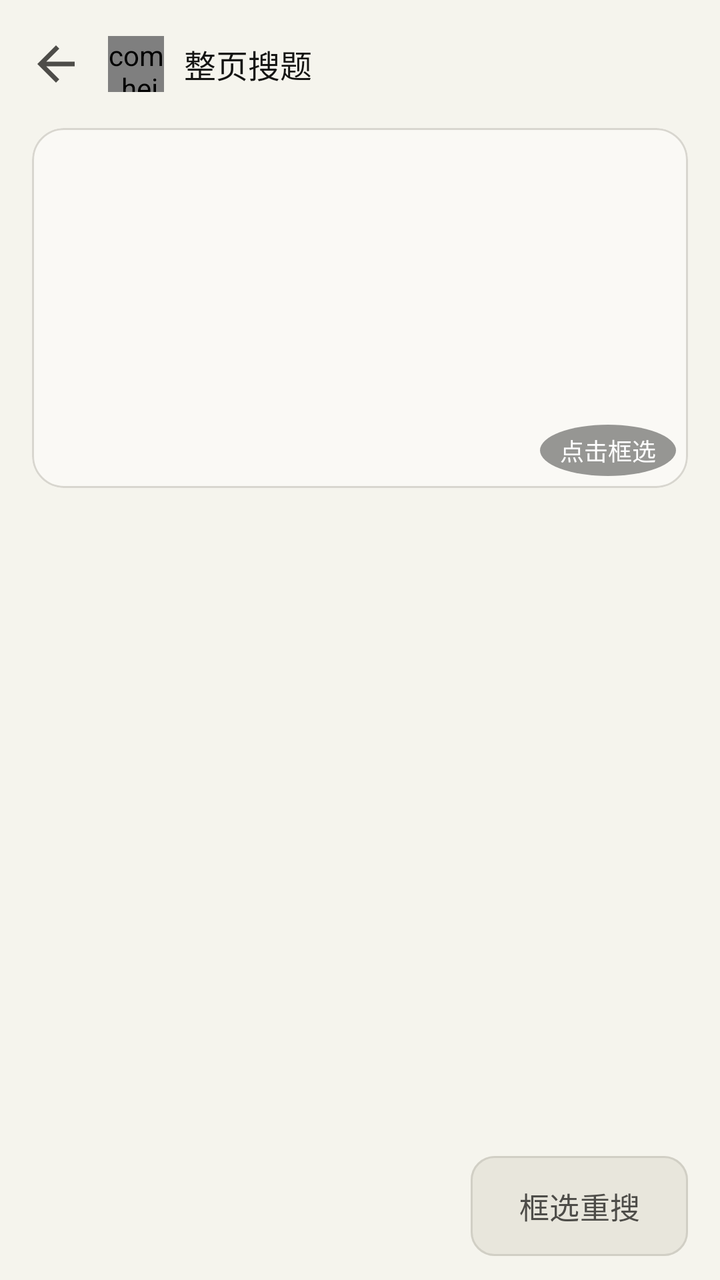
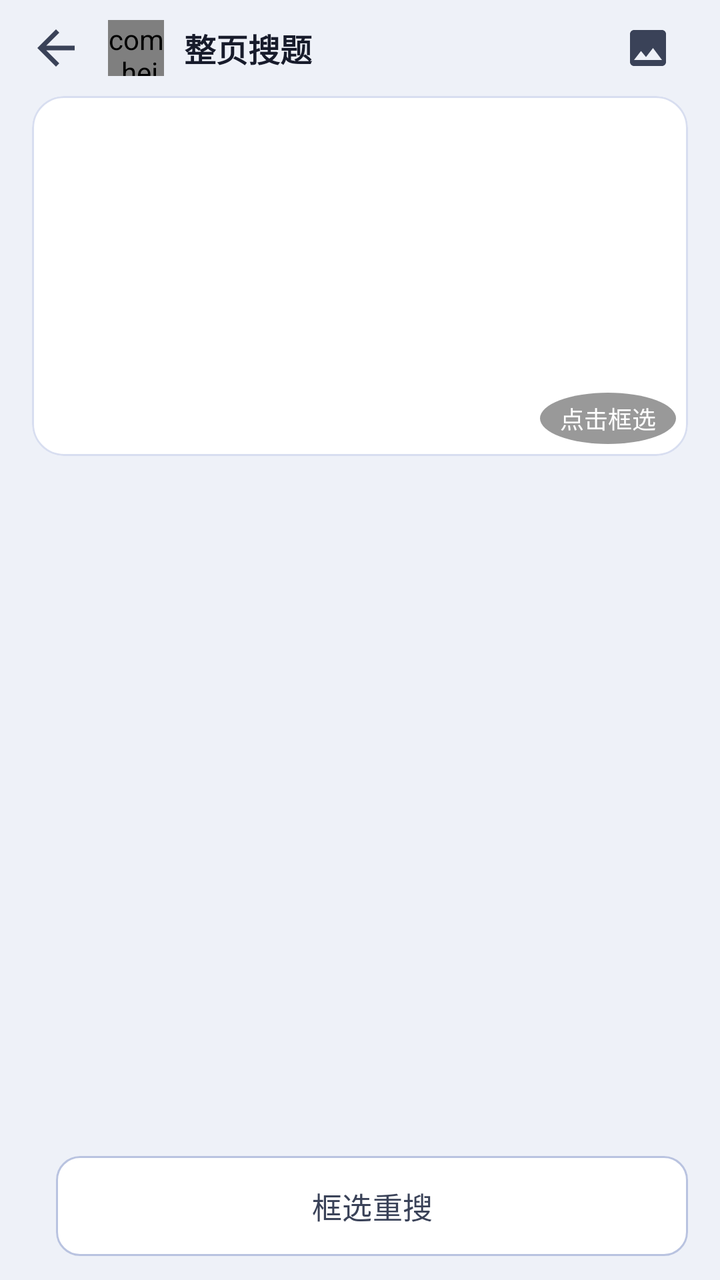

Two renders of the same Android screen: before a commit and after it. Below are the layout's source before the change and the commit's diff.
<!-- AndroidManifest.xml: application theme Theme.FlashSearch -->
<!-- res/layout/activity_page_result.xml -->
<?xml version="1.0" encoding="utf-8"?>
<LinearLayout xmlns:android="http://schemas.android.com/apk/res/android"
    xmlns:app="http://schemas.android.com/apk/res-auto"
    android:id="@+id/root"
    android:layout_width="match_parent"
    android:layout_height="match_parent"
    android:background="?android:attr/colorBackground"
    android:orientation="vertical">

    <LinearLayout
        android:id="@+id/headerBar"
        android:layout_width="match_parent"
        android:layout_height="?attr/actionBarSize"
        android:gravity="center_vertical"
        android:orientation="horizontal"
        android:paddingStart="4dp"
        android:paddingEnd="12dp">

        <ImageButton
            android:id="@+id/backButton"
            android:layout_width="48dp"
            android:layout_height="48dp"
            android:background="?attr/selectableItemBackgroundBorderless"
            android:contentDescription="@string/action_close"
            android:padding="10dp"
            android:scaleType="fitCenter"
            android:src="@drawable/ic_arrow_back"
            app:tint="@color/charcoal_warm" />

        <com.heikeji.phonesearch.ui.common.SubjectIconView
            android:id="@+id/subjectBadge"
            android:layout_width="28dp"
            android:layout_height="28dp"
            android:layout_marginStart="2dp" />

        <TextView
            android:id="@+id/headerTitle"
            android:layout_width="0dp"
            android:layout_height="wrap_content"
            android:layout_marginStart="10dp"
            android:layout_weight="1"
            android:ellipsize="end"
            android:maxLines="1"
            android:text="@string/page_title"
            android:textAppearance="@style/TextAppearance.FlashSearch.Serif.Section" />
    </LinearLayout>

    <com.google.android.material.card.MaterialCardView
        android:id="@+id/photoCard"
        android:layout_width="match_parent"
        android:layout_height="180dp"
        android:layout_marginStart="16dp"
        android:layout_marginEnd="16dp"
        app:cardBackgroundColor="@color/ivory"
        app:cardCornerRadius="16dp"
        app:cardElevation="0dp"
        app:strokeColor="@color/border_cream"
        app:strokeWidth="1dp">

        <FrameLayout
            android:layout_width="match_parent"
            android:layout_height="match_parent">

            <ImageView
                android:id="@+id/pagePhoto"
                android:layout_width="match_parent"
                android:layout_height="match_parent"
                android:contentDescription="@string/page_original_photo"
                android:scaleType="fitCenter" />

            <TextView
                android:id="@+id/photoHint"
                android:layout_width="wrap_content"
                android:layout_height="wrap_content"
                android:layout_gravity="bottom|end"
                android:layout_margin="6dp"
                android:background="@drawable/bg_circle_scrim"
                android:paddingStart="10dp"
                android:paddingTop="4dp"
                android:paddingEnd="10dp"
                android:paddingBottom="4dp"
                android:text="@string/page_tap_to_select"
                android:textColor="@color/white"
                android:textSize="12sp" />
        </FrameLayout>
    </com.google.android.material.card.MaterialCardView>

    <HorizontalScrollView
        android:id="@+id/blockScroll"
        android:layout_width="match_parent"
        android:layout_height="wrap_content"
        android:layout_marginTop="10dp"
        android:paddingStart="16dp"
        android:paddingEnd="16dp"
        android:scrollbars="none">

        <LinearLayout
            android:id="@+id/blockRow"
            android:layout_width="wrap_content"
            android:layout_height="wrap_content"
            android:orientation="horizontal" />
    </HorizontalScrollView>

    <com.google.android.material.tabs.TabLayout
        android:id="@+id/indicator"
        android:layout_width="match_parent"
        android:layout_height="wrap_content"
        android:layout_marginTop="6dp"
        android:visibility="gone"
        app:tabIndicatorHeight="0dp"
        app:tabMode="scrollable"
        app:tabPaddingEnd="2dp"
        app:tabPaddingStart="2dp" />

    <FrameLayout
        android:layout_width="match_parent"
        android:layout_height="0dp"
        android:layout_weight="1">

        <androidx.viewpager2.widget.ViewPager2
            android:id="@+id/pager"
            android:layout_width="match_parent"
            android:layout_height="match_parent" />

        <com.google.android.material.button.MaterialButton
            android:id="@+id/aiSolveButton"
            style="@style/Widget.FlashSearch.PrimaryButton"
            android:layout_width="wrap_content"
            android:layout_height="40dp"
            android:layout_gravity="bottom|end"
            android:layout_margin="12dp"
            android:paddingStart="14dp"
            android:paddingEnd="14dp"
            android:text="@string/action_ai_solve"
            android:visibility="gone"
            app:icon="@drawable/ic_ai_solve"
            app:iconGravity="textStart"
            app:iconPadding="6dp"
            app:iconSize="18dp" />

        <TextView
            android:id="@+id/emptyText"
            android:layout_width="match_parent"
            android:layout_height="wrap_content"
            android:layout_gravity="center"
            android:gravity="center"
            android:paddingStart="32dp"
            android:paddingEnd="32dp"
            android:textAppearance="@style/TextAppearance.FlashSearch.Body"
            android:visibility="gone" />
    </FrameLayout>

    <LinearLayout
        android:id="@+id/bottomBar"
        android:layout_width="match_parent"
        android:layout_height="wrap_content"
        android:gravity="center_vertical"
        android:orientation="horizontal"
        android:paddingStart="16dp"
        android:paddingTop="6dp"
        android:paddingEnd="16dp"
        android:paddingBottom="8dp">

        <TextView
            android:id="@+id/statusText"
            android:layout_width="0dp"
            android:layout_height="wrap_content"
            android:layout_weight="1"
            android:ellipsize="end"
            android:maxLines="2"
            android:textAppearance="@style/TextAppearance.FlashSearch.Caption" />

        <com.google.android.material.button.MaterialButton
            android:id="@+id/cropButton"
            style="@style/Widget.FlashSearch.SecondaryButton"
            android:layout_width="wrap_content"
            android:layout_height="wrap_content"
            android:layout_marginStart="12dp"
            android:text="@string/action_crop_research" />
    </LinearLayout>

    <ProgressBar
        android:id="@+id/progress"
        android:layout_width="wrap_content"
        android:layout_height="wrap_content"
        android:layout_gravity="center_horizontal"
        android:indeterminateTint="@color/terracotta"
        android:visibility="gone" />

</LinearLayout>
<!-- resources referenced by this layout -->
<resources>
  <color name="border_cream">#D8D6CF</color>
  <color name="charcoal_warm">#4D4C48</color>
  <color name="ivory">#FAF9F5</color>
  <color name="terracotta">#B0583A</color>
  <!-- drawable bg_circle_scrim (drawable) -->
  <?xml version="1.0" encoding="utf-8"?>
  <shape xmlns:android="http://schemas.android.com/apk/res/android"
      android:shape="oval">
      <solid android:color="@color/camera_scrim" />
  </shape>
  <style name="TextAppearance.FlashSearch.Body" parent="TextAppearance.Material3.BodyMedium">
          <item name="android:lineSpacingMultiplier">1.5</item>
          <item name="android:textColor">@color/olive_gray</item>
      </style>
  <style name="TextAppearance.FlashSearch.Caption" parent="TextAppearance.Material3.BodySmall">
          <item name="android:lineSpacingMultiplier">1.4</item>
          <item name="android:textColor">@color/stone_gray</item>
      </style>
  <style name="TextAppearance.FlashSearch.Serif.Section" parent="TextAppearance.Material3.TitleMedium">
          <item name="android:fontFamily">serif</item>
          <item name="android:textStyle">normal</item>
          <item name="android:textColor">@color/near_black</item>
          <item name="android:letterSpacing">0</item>
          <item name="android:textFontWeight" tools:targetApi="28">500</item>
      </style>
  <style name="Widget.FlashSearch.PrimaryButton" parent="Widget.Material3.Button">
          <item name="backgroundTint">@color/terracotta</item>
          <item name="android:textColor">@color/ivory</item>
          <item name="android:paddingTop">17dp</item>
          <item name="android:paddingBottom">17dp</item>
          <item name="android:textSize">16sp</item>
          <item name="android:letterSpacing">0.01</item>
          <item name="cornerRadius">14dp</item>
          <item name="iconSize">20dp</item>
          <item name="iconGravity">textStart</item>
          <item name="iconPadding">10dp</item>
          <item name="iconTint">@color/ivory</item>
          <item name="elevation">0dp</item>
          <item name="rippleColor">#33FFFFFF</item>
      </style>
  <style name="Widget.FlashSearch.SecondaryButton" parent="Widget.Material3.Button.OutlinedButton">
          <item name="backgroundTint">@color/warm_sand</item>
          <item name="android:textColor">@color/charcoal_warm</item>
          <item name="strokeColor">@color/ring_warm</item>
          <item name="strokeWidth">1dp</item>
          <item name="cornerRadius">12dp</item>
          <item name="android:paddingTop">14dp</item>
          <item name="android:paddingBottom">14dp</item>
          <item name="android:textSize">15sp</item>
          <item name="iconTint">@color/charcoal_warm</item>
          <item name="elevation">0dp</item>
      </style>
  <style name="Theme.FlashSearch" parent="Theme.Material3.DayNight.NoActionBar">
          <item name="colorPrimary">@color/terracotta</item>
          <item name="colorOnPrimary">@color/ivory</item>
          <item name="colorPrimaryContainer">@color/warm_sand</item>
          <item name="colorOnPrimaryContainer">@color/charcoal_warm</item>
          <item name="colorSecondary">@color/coral</item>
          <item name="colorOnSecondary">@color/near_black</item>
          <item name="colorError">@color/error_crimson</item>
  
          <item name="colorSurface">@color/parchment</item>
          <item name="colorOnSurface">@color/near_black</item>
          <item name="colorSurfaceVariant">@color/ivory</item>
          <item name="colorOnSurfaceVariant">@color/olive_gray</item>
          <item name="colorSurfaceContainerLowest">@color/pure_white</item>
          <item name="colorSurfaceContainerLow">@color/ivory</item>
          <item name="colorSurfaceContainer">@color/ivory</item>
          <item name="colorSurfaceContainerHigh">@color/warm_sand</item>
          <item name="colorSurfaceContainerHighest">@color/warm_sand</item>
          <item name="colorOutline">@color/ring_warm</item>
          <item name="colorOutlineVariant">@color/border_cream</item>
  
          <item name="android:colorBackground">@color/parchment</item>
          <item name="android:windowBackground">@color/parchment</item>
          <item name="android:statusBarColor">@android:color/transparent</item>
          <item name="android:navigationBarColor">@android:color/transparent</item>
          
          <item name="android:windowLightStatusBar" tools:targetApi="23">true</item>
          <item name="android:windowLightNavigationBar" tools:targetApi="27">true</item>
      </style>
  <color name="camera_scrim">#66000000</color>
  <color name="olive_gray">#5E5D59</color>
  <color name="stone_gray">#71706A</color>
  <color name="near_black">#141413</color>
  <color name="warm_sand">#E8E6DC</color>
  <color name="ring_warm">#D1CFC5</color>
  <color name="coral">#D97757</color>
  <color name="error_crimson">#B53333</color>
  <color name="parchment">#F5F4ED</color>
  <color name="pure_white">#FFFFFF</color>
  <!-- unchanged entries left out for length: 9 -->
</resources>

<!-- the commit's change to res/layout/activity_page_result.xml (unified diff, before → after) -->
@@ -1,190 +1,33 @@
 <?xml version="1.0" encoding="utf-8"?>
-<LinearLayout xmlns:android="http://schemas.android.com/apk/res/android"
-    xmlns:app="http://schemas.android.com/apk/res-auto"
-    android:id="@+id/root"
-    android:layout_width="match_parent"
-    android:layout_height="match_parent"
-    android:background="?android:attr/colorBackground"
-    android:orientation="vertical">
-
-    <LinearLayout
-        android:id="@+id/headerBar"
-        android:layout_width="match_parent"
-        android:layout_height="?attr/actionBarSize"
-        android:gravity="center_vertical"
-        android:orientation="horizontal"
-        android:paddingStart="4dp"
-        android:paddingEnd="12dp">
-
-        <ImageButton
-            android:id="@+id/backButton"
-            android:layout_width="48dp"
-            android:layout_height="48dp"
-            android:background="?attr/selectableItemBackgroundBorderless"
-            android:contentDescription="@string/action_close"
-            android:padding="10dp"
-            android:scaleType="fitCenter"
-            android:src="@drawable/ic_arrow_back"
-            app:tint="@color/charcoal_warm" />
-
-        <com.heikeji.phonesearch.ui.common.SubjectIconView
-            android:id="@+id/subjectBadge"
-            android:layout_width="28dp"
-            android:layout_height="28dp"
-            android:layout_marginStart="2dp" />
-
-        <TextView
-            android:id="@+id/headerTitle"
-            android:layout_width="0dp"
-            android:layout_height="wrap_content"
-            android:layout_marginStart="10dp"
-            android:layout_weight="1"
-            android:ellipsize="end"
-            android:maxLines="1"
-            android:text="@string/page_title"
-            android:textAppearance="@style/TextAppearance.FlashSearch.Serif.Section" />
+<LinearLayout xmlns:android="http://schemas.android.com/apk/res/android" xmlns:app="http://schemas.android.com/apk/res-auto" android:id="@+id/root" android:layout_width="match_parent" android:layout_height="match_parent" android:background="?android:attr/colorBackground" android:orientation="vertical">
+    <LinearLayout android:id="@+id/headerBar" android:layout_width="match_parent" android:layout_height="wrap_content" android:gravity="center_vertical" android:orientation="horizontal" android:paddingStart="4dp" android:paddingEnd="12dp" android:minHeight="48dp">
+        <ImageButton android:id="@+id/backButton" android:layout_width="48dp" android:layout_height="48dp" android:background="?attr/selectableItemBackgroundBorderless" android:contentDescription="@string/action_close" android:padding="10dp" android:scaleType="fitCenter" android:src="@drawable/ic_arrow_back" app:tint="@color/ink_body" />
+        <com.heikeji.phonesearch.ui.common.SubjectIconView android:id="@+id/subjectBadge" android:layout_width="28dp" android:layout_height="28dp" android:layout_marginStart="2dp" />
+        <TextView android:id="@+id/headerTitle" android:layout_width="0dp" android:layout_height="wrap_content" android:layout_marginStart="10dp" android:layout_weight="1" android:ellipsize="end" android:maxLines="1" android:text="@string/page_title" android:textAppearance="@style/TextAppearance.FlashSearch.Section" />
+        <ImageButton android:id="@+id/togglePhotoButton" android:layout_width="48dp" android:layout_height="48dp" android:background="?attr/selectableItemBackgroundBorderless" android:contentDescription="@string/label_question_photo" android:padding="12dp" android:src="@drawable/ic_image" app:tint="@color/ink_body" />
     </LinearLayout>
-
-    <com.google.android.material.card.MaterialCardView
-        android:id="@+id/photoCard"
-        android:layout_width="match_parent"
-        android:layout_height="180dp"
-        android:layout_marginStart="16dp"
-        android:layout_marginEnd="16dp"
-        app:cardBackgroundColor="@color/ivory"
-        app:cardCornerRadius="16dp"
-        app:cardElevation="0dp"
-        app:strokeColor="@color/border_cream"
-        app:strokeWidth="1dp">
-
-        <FrameLayout
-            android:layout_width="match_parent"
-            android:layout_height="match_parent">
-
-            <ImageView
-                android:id="@+id/pagePhoto"
-                android:layout_width="match_parent"
-                android:layout_height="match_parent"
-                android:contentDescription="@string/page_original_photo"
-                android:scaleType="fitCenter" />
-
-            <TextView
-                android:id="@+id/photoHint"
-                android:layout_width="wrap_content"
-                android:layout_height="wrap_content"
-                android:layout_gravity="bottom|end"
-                android:layout_margin="6dp"
-                android:background="@drawable/bg_circle_scrim"
-                android:paddingStart="10dp"
-                android:paddingTop="4dp"
-                android:paddingEnd="10dp"
-                android:paddingBottom="4dp"
-                android:text="@string/page_tap_to_select"
-                android:textColor="@color/white"
-                android:textSize="12sp" />
+    <com.google.android.material.card.MaterialCardView android:id="@+id/photoCard" android:layout_width="match_parent" android:layout_height="@dimen/result_photo_height" android:layout_marginStart="16dp" android:layout_marginEnd="16dp" app:cardBackgroundColor="@color/surface" app:cardCornerRadius="16dp" app:cardElevation="0dp" app:strokeColor="@color/line" app:strokeWidth="1dp">
+        <FrameLayout android:layout_width="match_parent" android:layout_height="match_parent">
+            <ImageView android:id="@+id/pagePhoto" android:layout_width="match_parent" android:layout_height="match_parent" android:contentDescription="@string/page_original_photo" android:scaleType="fitCenter" />
+            <TextView android:id="@+id/photoHint" android:layout_width="wrap_content" android:layout_height="wrap_content" android:layout_gravity="bottom|end" android:layout_margin="6dp" android:background="@drawable/bg_circle_scrim" android:paddingStart="10dp" android:paddingTop="4dp" android:paddingEnd="10dp" android:paddingBottom="4dp" android:text="@string/page_tap_to_select" android:textColor="@color/white" android:textSize="12sp" />
         </FrameLayout>
     </com.google.android.material.card.MaterialCardView>
-
-    <HorizontalScrollView
-        android:id="@+id/blockScroll"
-        android:layout_width="match_parent"
-        android:layout_height="wrap_content"
-        android:layout_marginTop="10dp"
-        android:paddingStart="16dp"
-        android:paddingEnd="16dp"
-        android:scrollbars="none">
-
-        <LinearLayout
-            android:id="@+id/blockRow"
-            android:layout_width="wrap_content"
-            android:layout_height="wrap_content"
-            android:orientation="horizontal" />
+    <HorizontalScrollView android:id="@+id/blockScroll" android:layout_width="match_parent" android:layout_height="wrap_content" android:layout_marginTop="10dp" android:paddingStart="16dp" android:paddingEnd="16dp" android:scrollbars="none">
+        <LinearLayout android:id="@+id/blockRow" android:layout_width="wrap_content" android:layout_height="wrap_content" android:orientation="horizontal" />
     </HorizontalScrollView>
-
-    <com.google.android.material.tabs.TabLayout
-        android:id="@+id/indicator"
-        android:layout_width="match_parent"
-        android:layout_height="wrap_content"
-        android:layout_marginTop="6dp"
-        android:visibility="gone"
-        app:tabIndicatorHeight="0dp"
-        app:tabMode="scrollable"
-        app:tabPaddingEnd="2dp"
-        app:tabPaddingStart="2dp" />
-
-    <FrameLayout
-        android:layout_width="match_parent"
-        android:layout_height="0dp"
-        android:layout_weight="1">
-
-        <androidx.viewpager2.widget.ViewPager2
-            android:id="@+id/pager"
-            android:layout_width="match_parent"
-            android:layout_height="match_parent" />
-
-        <com.google.android.material.button.MaterialButton
-            android:id="@+id/aiSolveButton"
-            style="@style/Widget.FlashSearch.PrimaryButton"
-            android:layout_width="wrap_content"
-            android:layout_height="40dp"
-            android:layout_gravity="bottom|end"
-            android:layout_margin="12dp"
-            android:paddingStart="14dp"
-            android:paddingEnd="14dp"
-            android:text="@string/action_ai_solve"
-            android:visibility="gone"
-            app:icon="@drawable/ic_ai_solve"
-            app:iconGravity="textStart"
-            app:iconPadding="6dp"
-            app:iconSize="18dp" />
-
-        <TextView
-            android:id="@+id/emptyText"
-            android:layout_width="match_parent"
-            android:layout_height="wrap_content"
-            android:layout_gravity="center"
-            android:gravity="center"
-            android:paddingStart="32dp"
-            android:paddingEnd="32dp"
-            android:textAppearance="@style/TextAppearance.FlashSearch.Body"
-            android:visibility="gone" />
+    <com.google.android.material.tabs.TabLayout android:id="@+id/indicator" android:layout_width="match_parent" android:layout_height="wrap_content" android:layout_marginTop="6dp" android:visibility="gone" app:tabIndicatorHeight="0dp" app:tabMode="scrollable" app:tabPaddingEnd="2dp" app:tabPaddingStart="2dp" />
+    <FrameLayout android:layout_width="match_parent" android:layout_height="0dp" android:layout_weight="1">
+        <androidx.viewpager2.widget.ViewPager2 android:id="@+id/pager" android:layout_width="match_parent" android:layout_height="match_parent" />
+        <LinearLayout android:id="@+id/loginState" android:layout_width="match_parent" android:layout_height="wrap_content" android:layout_gravity="center" android:gravity="center" android:orientation="vertical" android:paddingStart="24dp" android:paddingEnd="24dp" android:visibility="gone">
+            <TextView android:id="@+id/loginMessageText" android:layout_width="match_parent" android:layout_height="wrap_content" android:gravity="center" android:textAppearance="@style/TextAppearance.FlashSearch.Body" />
+            <com.google.android.material.button.MaterialButton android:id="@+id/loginButton" style="@style/Widget.FlashSearch.PrimaryButton" android:layout_width="wrap_content" android:layout_height="wrap_content" android:layout_marginTop="16dp" android:text="@string/action_go_login" />
+        </LinearLayout>
+        <TextView android:id="@+id/emptyText" android:layout_width="match_parent" android:layout_height="wrap_content" android:layout_gravity="center" android:gravity="center" android:paddingStart="32dp" android:paddingEnd="32dp" android:textAppearance="@style/TextAppearance.FlashSearch.Body" android:visibility="gone" />
     </FrameLayout>
-
-    <LinearLayout
-        android:id="@+id/bottomBar"
-        android:layout_width="match_parent"
-        android:layout_height="wrap_content"
-        android:gravity="center_vertical"
-        android:orientation="horizontal"
-        android:paddingStart="16dp"
-        android:paddingTop="6dp"
-        android:paddingEnd="16dp"
-        android:paddingBottom="8dp">
-
-        <TextView
-            android:id="@+id/statusText"
-            android:layout_width="0dp"
-            android:layout_height="wrap_content"
-            android:layout_weight="1"
-            android:ellipsize="end"
-            android:maxLines="2"
-            android:textAppearance="@style/TextAppearance.FlashSearch.Caption" />
-
-        <com.google.android.material.button.MaterialButton
-            android:id="@+id/cropButton"
-            style="@style/Widget.FlashSearch.SecondaryButton"
-            android:layout_width="wrap_content"
-            android:layout_height="wrap_content"
-            android:layout_marginStart="12dp"
-            android:text="@string/action_crop_research" />
+    <LinearLayout android:id="@+id/bottomBar" android:layout_width="match_parent" android:layout_height="wrap_content" android:gravity="center_vertical" android:orientation="horizontal" android:paddingStart="16dp" android:paddingTop="6dp" android:paddingEnd="16dp" android:paddingBottom="8dp">
+        <com.google.android.material.button.MaterialButton android:id="@+id/aiSolveButton" style="@style/Widget.FlashSearch.PrimaryButton" android:layout_width="0dp" android:layout_height="wrap_content" android:paddingStart="14dp" android:paddingEnd="14dp" android:text="@string/action_ai_solve" android:visibility="gone" app:icon="@drawable/ic_ai_solve" app:iconGravity="textStart" app:iconPadding="6dp" app:iconSize="18dp" android:minHeight="48dp" android:layout_weight="1" />
+        <TextView android:id="@+id/statusText" android:layout_width="0dp" android:layout_height="wrap_content" android:layout_weight="1" android:ellipsize="end" android:maxLines="2" android:textAppearance="@style/TextAppearance.FlashSearch.Caption" android:visibility="gone" />
+        <com.google.android.material.button.MaterialButton android:id="@+id/cropButton" style="@style/Widget.FlashSearch.SecondaryButton" android:layout_width="0dp" android:layout_height="wrap_content" android:layout_marginStart="12dp" android:text="@string/action_crop_research" android:layout_weight="1" android:minWidth="0dp" android:paddingStart="8dp" android:paddingEnd="8dp" />
     </LinearLayout>
-
-    <ProgressBar
-        android:id="@+id/progress"
-        android:layout_width="wrap_content"
-        android:layout_height="wrap_content"
-        android:layout_gravity="center_horizontal"
-        android:indeterminateTint="@color/terracotta"
-        android:visibility="gone" />
-
+    <ProgressBar android:id="@+id/progress" android:layout_width="wrap_content" android:layout_height="wrap_content" android:layout_gravity="center_horizontal" android:indeterminateTint="@color/brand" android:visibility="gone" />
 </LinearLayout>
<!-- resource entries referenced after the edit -->
@@ -1,96 +1,117 @@
 <!-- resources referenced by this layout -->
 <resources>
-  <color name="border_cream">#D8D6CF</color>
-  <color name="charcoal_warm">#4D4C48</color>
-  <color name="ivory">#FAF9F5</color>
-  <color name="terracotta">#B0583A</color>
+  <color name="brand">#3B4DB8</color>
+  <color name="ink_body">#3A4258</color>
+  <color name="line">#D8DEF0</color>
+  <color name="surface">#FFFFFF</color>
+  <dimen name="result_photo_height">140dp</dimen>
   <!-- drawable bg_circle_scrim (drawable) -->
   <?xml version="1.0" encoding="utf-8"?>
   <shape xmlns:android="http://schemas.android.com/apk/res/android"
       android:shape="oval">
-      <solid android:color="@color/camera_scrim" />
+      <solid android:color="@color/scrim" />
   </shape>
+  <!-- drawable ic_image (drawable) -->
+  <?xml version="1.0" encoding="utf-8"?>
+  <vector xmlns:android="http://schemas.android.com/apk/res/android"
+      android:width="24dp"
+      android:height="24dp"
+      android:viewportWidth="24"
+      android:viewportHeight="24"
+      android:tint="@color/ink_body">
+      <path
+          android:fillColor="@android:color/white"
+          android:pathData="M21,19V5c0,-1.1 -0.9,-2 -2,-2H5c-1.1,0 -2,0.9 -2,2v14c0,1.1 0.9,2 2,2h14c1.1,0 2,-0.9 2,-2zM8.5,13.5l2.5,3.01L14.5,12l4.5,6H5l3.5,-4.5z" />
+  </vector>
+  <string name="action_go_login">前往登录</string>
+  <string name="label_question_photo">你拍摄的题目图片</string>
   <style name="TextAppearance.FlashSearch.Body" parent="TextAppearance.Material3.BodyMedium">
           <item name="android:lineSpacingMultiplier">1.5</item>
-          <item name="android:textColor">@color/olive_gray</item>
+          <item name="android:textColor">@color/ink_body</item>
       </style>
   <style name="TextAppearance.FlashSearch.Caption" parent="TextAppearance.Material3.BodySmall">
           <item name="android:lineSpacingMultiplier">1.4</item>
-          <item name="android:textColor">@color/stone_gray</item>
+          <item name="android:textColor">@color/ink_tertiary</item>
       </style>
-  <style name="TextAppearance.FlashSearch.Serif.Section" parent="TextAppearance.Material3.TitleMedium">
-          <item name="android:fontFamily">serif</item>
-          <item name="android:textStyle">normal</item>
-          <item name="android:textColor">@color/near_black</item>
+  <style name="TextAppearance.FlashSearch.Section" parent="TextAppearance.Material3.TitleMedium">
+          <item name="android:textStyle">bold</item>
+          <item name="android:textColor">@color/ink</item>
           <item name="android:letterSpacing">0</item>
-          <item name="android:textFontWeight" tools:targetApi="28">500</item>
       </style>
   <style name="Widget.FlashSearch.PrimaryButton" parent="Widget.Material3.Button">
-          <item name="backgroundTint">@color/terracotta</item>
-          <item name="android:textColor">@color/ivory</item>
+          <item name="backgroundTint">@color/brand</item>
+          <item name="android:textColor">@color/on_brand</item>
           <item name="android:paddingTop">17dp</item>
           <item name="android:paddingBottom">17dp</item>
           <item name="android:textSize">16sp</item>
+          <item name="android:textStyle">bold</item>
           <item name="android:letterSpacing">0.01</item>
-          <item name="cornerRadius">14dp</item>
+          <item name="cornerRadius">@dimen/radius_md</item>
           <item name="iconSize">20dp</item>
           <item name="iconGravity">textStart</item>
           <item name="iconPadding">10dp</item>
-          <item name="iconTint">@color/ivory</item>
-          <item name="elevation">0dp</item>
-          <item name="rippleColor">#33FFFFFF</item>
+          <item name="iconTint">@color/on_brand</item>
+          <item name="elevation">2dp</item>
+          
+          <item name="rippleColor">@color/brand_pressed</item>
       </style>
   <style name="Widget.FlashSearch.SecondaryButton" parent="Widget.Material3.Button.OutlinedButton">
-          <item name="backgroundTint">@color/warm_sand</item>
-          <item name="android:textColor">@color/charcoal_warm</item>
-          <item name="strokeColor">@color/ring_warm</item>
+          <item name="backgroundTint">@color/surface</item>
+          <item name="android:textColor">@color/ink_body</item>
+          <item name="strokeColor">@color/line_strong</item>
           <item name="strokeWidth">1dp</item>
-          <item name="cornerRadius">12dp</item>
+          <item name="cornerRadius">@dimen/radius_sm</item>
           <item name="android:paddingTop">14dp</item>
           <item name="android:paddingBottom">14dp</item>
           <item name="android:textSize">15sp</item>
-          <item name="iconTint">@color/charcoal_warm</item>
+          <item name="iconTint">@color/ink_body</item>
           <item name="elevation">0dp</item>
       </style>
   <style name="Theme.FlashSearch" parent="Theme.Material3.DayNight.NoActionBar">
-          <item name="colorPrimary">@color/terracotta</item>
-          <item name="colorOnPrimary">@color/ivory</item>
-          <item name="colorPrimaryContainer">@color/warm_sand</item>
-          <item name="colorOnPrimaryContainer">@color/charcoal_warm</item>
-          <item name="colorSecondary">@color/coral</item>
-          <item name="colorOnSecondary">@color/near_black</item>
-          <item name="colorError">@color/error_crimson</item>
+          <item name="colorPrimary">@color/brand</item>
+          <item name="colorOnPrimary">@color/on_brand</item>
+          <item name="colorPrimaryContainer">@color/brand_container</item>
+          <item name="colorOnPrimaryContainer">@color/on_brand_container</item>
+          <item name="colorSecondary">@color/link</item>
+          <item name="colorOnSecondary">@color/on_brand</item>
+          <item name="colorError">@color/danger</item>
   
-          <item name="colorSurface">@color/parchment</item>
-          <item name="colorOnSurface">@color/near_black</item>
-          <item name="colorSurfaceVariant">@color/ivory</item>
-          <item name="colorOnSurfaceVariant">@color/olive_gray</item>
-          <item name="colorSurfaceContainerLowest">@color/pure_white</item>
-          <item name="colorSurfaceContainerLow">@color/ivory</item>
-          <item name="colorSurfaceContainer">@color/ivory</item>
-          <item name="colorSurfaceContainerHigh">@color/warm_sand</item>
-          <item name="colorSurfaceContainerHighest">@color/warm_sand</item>
-          <item name="colorOutline">@color/ring_warm</item>
-          <item name="colorOutlineVariant">@color/border_cream</item>
+          <item name="colorSurface">@color/surface</item>
+          <item name="colorOnSurface">@color/ink</item>
+          <item name="colorSurfaceVariant">@color/surface_alt</item>
+          <item name="colorOnSurfaceVariant">@color/ink_secondary</item>
+          <item name="colorSurfaceContainerLowest">@color/surface</item>
+          <item name="colorSurfaceContainerLow">@color/surface</item>
+          <item name="colorSurfaceContainer">@color/surface_alt</item>
+          <item name="colorSurfaceContainerHigh">@color/surface_sunken</item>
+          <item name="colorSurfaceContainerHighest">@color/surface_sunken</item>
+          <item name="colorOutline">@color/line_strong</item>
+          <item name="colorOutlineVariant">@color/line</item>
   
-          <item name="android:colorBackground">@color/parchment</item>
-          <item name="android:windowBackground">@color/parchment</item>
+          <item name="android:colorBackground">@color/bg</item>
+          <item name="android:windowBackground">@color/bg</item>
           <item name="android:statusBarColor">@android:color/transparent</item>
           <item name="android:navigationBarColor">@android:color/transparent</item>
           
           <item name="android:windowLightStatusBar" tools:targetApi="23">true</item>
           <item name="android:windowLightNavigationBar" tools:targetApi="27">true</item>
       </style>
-  <color name="camera_scrim">#66000000</color>
-  <color name="olive_gray">#5E5D59</color>
-  <color name="stone_gray">#71706A</color>
-  <color name="near_black">#141413</color>
-  <color name="warm_sand">#E8E6DC</color>
-  <color name="ring_warm">#D1CFC5</color>
-  <color name="coral">#D97757</color>
-  <color name="error_crimson">#B53333</color>
-  <color name="parchment">#F5F4ED</color>
-  <color name="pure_white">#FFFFFF</color>
+  <color name="scrim">#66000000</color>
+  <color name="ink_tertiary">#6E7896</color>
+  <color name="ink">#171B2B</color>
+  <color name="on_brand">#FFFFFF</color>
+  <dimen name="radius_md">16dp</dimen>
+  <color name="brand_pressed">#2E3D99</color>
+  <color name="line_strong">#B9C3E0</color>
+  <dimen name="radius_sm">12dp</dimen>
+  <color name="brand_container">#E4E9FC</color>
+  <color name="on_brand_container">#1F2A6E</color>
+  <color name="link">#2E6BE6</color>
+  <color name="danger">#CC3333</color>
+  <color name="surface_alt">#F6F8FD</color>
+  <color name="ink_secondary">#5D6683</color>
+  <color name="surface_sunken">#E3E8F4</color>
+  <color name="bg">#EEF1F8</color>
   <!-- unchanged entries left out for length: 9 -->
 </resources>
 
